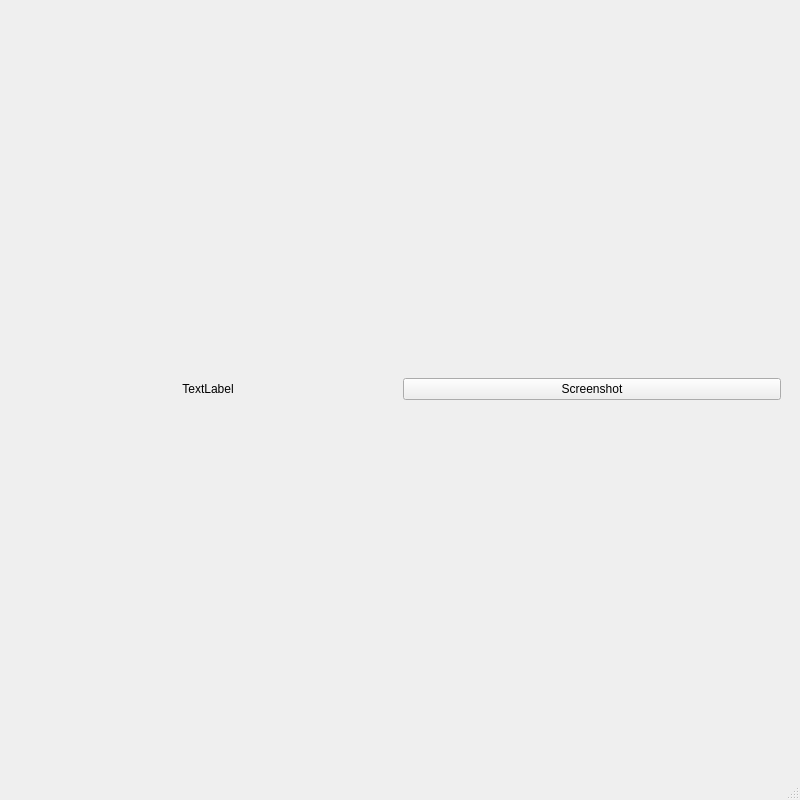
The window that FrontEnd.ui (ziadamr22/Car_GUI) describes before a commit, drawn with Qt 5.
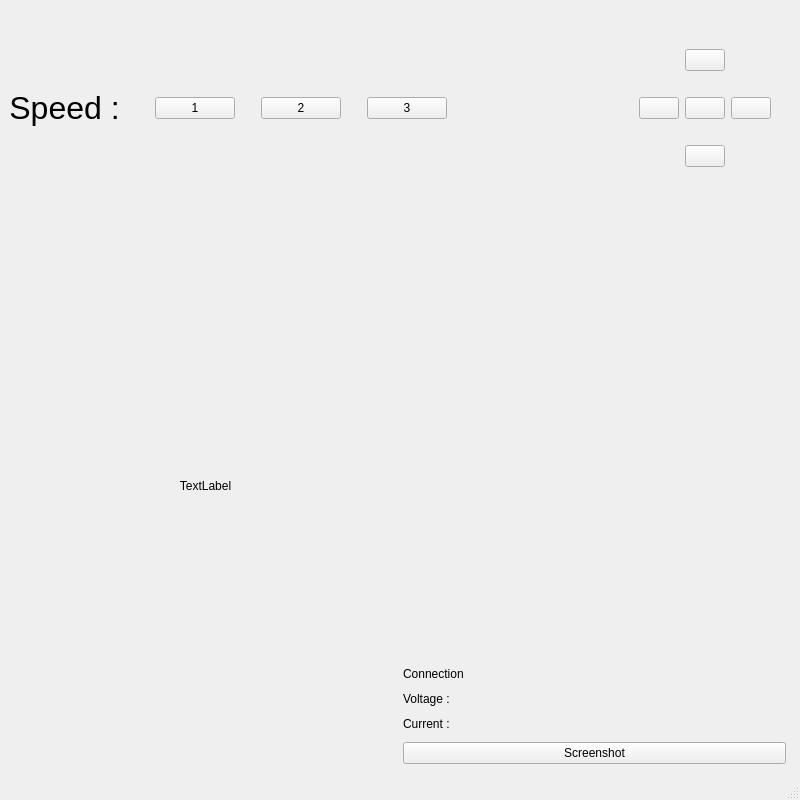
The same window after the commit.

```diff
--- a/FrontEnd.ui
+++ b/FrontEnd.ui
@@ -13,59 +13,505 @@
   <property name="windowTitle">
    <string>MainWindow</string>
   </property>
+  <property name="autoFillBackground">
+   <bool>false</bool>
+  </property>
+  <property name="tabShape">
+   <enum>QTabWidget::Rounded</enum>
+  </property>
   <widget class="QWidget" name="centralwidget">
-   <layout class="QHBoxLayout" name="horizontalLayout_2">
+   <layout class="QVBoxLayout" name="verticalLayout_4">
     <item>
-     <layout class="QHBoxLayout" name="horizontalLayout">
+     <spacer name="verticalSpacer_11">
+      <property name="orientation">
+       <enum>Qt::Vertical</enum>
+      </property>
+      <property name="sizeType">
+       <enum>QSizePolicy::Minimum</enum>
+      </property>
+      <property name="sizeHint" stdset="0">
+       <size>
+        <width>20</width>
+        <height>20</height>
+       </size>
+      </property>
+     </spacer>
+    </item>
+    <item>
+     <layout class="QVBoxLayout" name="verticalLayout_3">
       <item>
-       <spacer name="horizontalSpacer">
-        <property name="orientation">
-         <enum>Qt::Horizontal</enum>
-        </property>
-        <property name="sizeType">
-         <enum>QSizePolicy::Preferred</enum>
-        </property>
-        <property name="sizeHint" stdset="0">
-         <size>
-          <width>10</width>
-          <height>20</height>
-         </size>
-        </property>
-       </spacer>
+       <layout class="QHBoxLayout" name="horizontalLayout_8">
+        <item>
+         <layout class="QHBoxLayout" name="horizontalLayout_3">
+          <item>
+           <layout class="QHBoxLayout" name="horizontalLayout_9">
+            <item>
+             <widget class="QLabel" name="speedLabel_2">
+              <property name="font">
+               <font>
+                <pointsize>24</pointsize>
+               </font>
+              </property>
+              <property name="text">
+               <string>Speed : </string>
+              </property>
+              <property name="alignment">
+               <set>Qt::AlignCenter</set>
+              </property>
+             </widget>
+            </item>
+            <item>
+             <spacer name="horizontalSpacer_5">
+              <property name="orientation">
+               <enum>Qt::Horizontal</enum>
+              </property>
+              <property name="sizeType">
+               <enum>QSizePolicy::Minimum</enum>
+              </property>
+              <property name="sizeHint" stdset="0">
+               <size>
+                <width>20</width>
+                <height>20</height>
+               </size>
+              </property>
+             </spacer>
+            </item>
+            <item>
+             <widget class="QPushButton" name="speed1">
+              <property name="text">
+               <string>1</string>
+              </property>
+             </widget>
+            </item>
+            <item>
+             <spacer name="horizontalSpacer_6">
+              <property name="orientation">
+               <enum>Qt::Horizontal</enum>
+              </property>
+              <property name="sizeType">
+               <enum>QSizePolicy::Minimum</enum>
+              </property>
+              <property name="sizeHint" stdset="0">
+               <size>
+                <width>20</width>
+                <height>20</height>
+               </size>
+              </property>
+             </spacer>
+            </item>
+            <item>
+             <widget class="QPushButton" name="speed2">
+              <property name="text">
+               <string>2</string>
+              </property>
+             </widget>
+            </item>
+            <item>
+             <spacer name="horizontalSpacer_7">
+              <property name="orientation">
+               <enum>Qt::Horizontal</enum>
+              </property>
+              <property name="sizeType">
+               <enum>QSizePolicy::Minimum</enum>
+              </property>
+              <property name="sizeHint" stdset="0">
+               <size>
+                <width>20</width>
+                <height>20</height>
+               </size>
+              </property>
+             </spacer>
+            </item>
+            <item>
+             <widget class="QPushButton" name="speed3">
+              <property name="text">
+               <string>3</string>
+              </property>
+             </widget>
+            </item>
+            <item>
+             <spacer name="horizontalSpacer_8">
+              <property name="orientation">
+               <enum>Qt::Horizontal</enum>
+              </property>
+              <property name="sizeHint" stdset="0">
+               <size>
+                <width>40</width>
+                <height>20</height>
+               </size>
+              </property>
+             </spacer>
+            </item>
+           </layout>
+          </item>
+          <item>
+           <spacer name="horizontalSpacer_3">
+            <property name="orientation">
+             <enum>Qt::Horizontal</enum>
+            </property>
+            <property name="sizeType">
+             <enum>QSizePolicy::Preferred</enum>
+            </property>
+            <property name="sizeHint" stdset="0">
+             <size>
+              <width>40</width>
+              <height>20</height>
+             </size>
+            </property>
+           </spacer>
+          </item>
+          <item>
+           <widget class="QPushButton" name="Left">
+            <property name="sizePolicy">
+             <sizepolicy hsizetype="Fixed" vsizetype="Fixed">
+              <horstretch>0</horstretch>
+              <verstretch>0</verstretch>
+             </sizepolicy>
+            </property>
+            <property name="text">
+             <string/>
+            </property>
+           </widget>
+          </item>
+          <item>
+           <layout class="QVBoxLayout" name="verticalLayout">
+            <item>
+             <spacer name="verticalSpacer_3">
+              <property name="orientation">
+               <enum>Qt::Vertical</enum>
+              </property>
+              <property name="sizeType">
+               <enum>QSizePolicy::Minimum</enum>
+              </property>
+              <property name="sizeHint" stdset="0">
+               <size>
+                <width>20</width>
+                <height>20</height>
+               </size>
+              </property>
+             </spacer>
+            </item>
+            <item>
+             <layout class="QHBoxLayout" name="horizontalLayout_4">
+              <item>
+               <widget class="QPushButton" name="Up">
+                <property name="sizePolicy">
+                 <sizepolicy hsizetype="Fixed" vsizetype="Fixed">
+                  <horstretch>0</horstretch>
+                  <verstretch>0</verstretch>
+                 </sizepolicy>
+                </property>
+                <property name="layoutDirection">
+                 <enum>Qt::LeftToRight</enum>
+                </property>
+                <property name="text">
+                 <string/>
+                </property>
+                <property name="autoDefault">
+                 <bool>false</bool>
+                </property>
+               </widget>
+              </item>
+             </layout>
+            </item>
+            <item>
+             <spacer name="verticalSpacer_4">
+              <property name="orientation">
+               <enum>Qt::Vertical</enum>
+              </property>
+              <property name="sizeType">
+               <enum>QSizePolicy::Minimum</enum>
+              </property>
+              <property name="sizeHint" stdset="0">
+               <size>
+                <width>20</width>
+                <height>20</height>
+               </size>
+              </property>
+             </spacer>
+            </item>
+            <item>
+             <layout class="QHBoxLayout" name="horizontalLayout_6">
+              <item>
+               <widget class="QPushButton" name="Stop">
+                <property name="enabled">
+                 <bool>true</bool>
+                </property>
+                <property name="sizePolicy">
+                 <sizepolicy hsizetype="Fixed" vsizetype="Fixed">
+                  <horstretch>0</horstretch>
+                  <verstretch>0</verstretch>
+                 </sizepolicy>
+                </property>
+                <property name="text">
+                 <string/>
+                </property>
+               </widget>
+              </item>
+             </layout>
+            </item>
+            <item>
+             <spacer name="verticalSpacer">
+              <property name="orientation">
+               <enum>Qt::Vertical</enum>
+              </property>
+              <property name="sizeType">
+               <enum>QSizePolicy::Minimum</enum>
+              </property>
+              <property name="sizeHint" stdset="0">
+               <size>
+                <width>20</width>
+                <height>20</height>
+               </size>
+              </property>
+             </spacer>
+            </item>
+            <item>
+             <layout class="QHBoxLayout" name="horizontalLayout_5">
+              <item>
+               <widget class="QPushButton" name="Down">
+                <property name="sizePolicy">
+                 <sizepolicy hsizetype="Fixed" vsizetype="Fixed">
+                  <horstretch>0</horstretch>
+                  <verstretch>0</verstretch>
+                 </sizepolicy>
+                </property>
+                <property name="text">
+                 <string/>
+                </property>
+               </widget>
+              </item>
+             </layout>
+            </item>
+            <item>
+             <spacer name="verticalSpacer_2">
+              <property name="orientation">
+               <enum>Qt::Vertical</enum>
+              </property>
+              <property name="sizeType">
+               <enum>QSizePolicy::Minimum</enum>
+              </property>
+              <property name="sizeHint" stdset="0">
+               <size>
+                <width>20</width>
+                <height>20</height>
+               </size>
+              </property>
+             </spacer>
+            </item>
+           </layout>
+          </item>
+          <item>
+           <widget class="QPushButton" name="Right">
+            <property name="sizePolicy">
+             <sizepolicy hsizetype="Fixed" vsizetype="Fixed">
+              <horstretch>0</horstretch>
+              <verstretch>0</verstretch>
+             </sizepolicy>
+            </property>
+            <property name="text">
+             <string/>
+            </property>
+           </widget>
+          </item>
+          <item>
+           <spacer name="horizontalSpacer_4">
+            <property name="orientation">
+             <enum>Qt::Horizontal</enum>
+            </property>
+            <property name="sizeType">
+             <enum>QSizePolicy::Minimum</enum>
+            </property>
+            <property name="sizeHint" stdset="0">
+             <size>
+              <width>20</width>
+              <height>20</height>
+             </size>
+            </property>
+           </spacer>
+          </item>
+         </layout>
+        </item>
+       </layout>
       </item>
       <item>
-       <widget class="QLabel" name="label">
-        <property name="text">
-         <string>TextLabel</string>
-        </property>
-        <property name="alignment">
-         <set>Qt::AlignCenter</set>
-        </property>
-       </widget>
-      </item>
-      <item>
-       <widget class="QPushButton" name="pushButton">
-        <property name="text">
-         <string>Screenshot</string>
-        </property>
-       </widget>
-      </item>
-      <item>
-       <spacer name="horizontalSpacer_2">
+       <spacer name="verticalSpacer_5">
         <property name="orientation">
-         <enum>Qt::Horizontal</enum>
+         <enum>Qt::Vertical</enum>
         </property>
         <property name="sizeType">
          <enum>QSizePolicy::Preferred</enum>
         </property>
         <property name="sizeHint" stdset="0">
          <size>
-          <width>10</width>
-          <height>20</height>
+          <width>20</width>
+          <height>10</height>
          </size>
         </property>
        </spacer>
       </item>
+      <item>
+       <layout class="QHBoxLayout" name="horizontalLayout">
+        <item>
+         <spacer name="horizontalSpacer">
+          <property name="orientation">
+           <enum>Qt::Horizontal</enum>
+          </property>
+          <property name="sizeType">
+           <enum>QSizePolicy::Minimum</enum>
+          </property>
+          <property name="sizeHint" stdset="0">
+           <size>
+            <width>5</width>
+            <height>10</height>
+           </size>
+          </property>
+         </spacer>
+        </item>
+        <item>
+         <layout class="QVBoxLayout" name="verticalLayout_6">
+          <item>
+           <widget class="QLabel" name="label">
+            <property name="text">
+             <string>TextLabel</string>
+            </property>
+            <property name="alignment">
+             <set>Qt::AlignCenter</set>
+            </property>
+           </widget>
+          </item>
+         </layout>
+        </item>
+        <item>
+         <layout class="QVBoxLayout" name="verticalLayout_7">
+          <item>
+           <spacer name="verticalSpacer_6">
+            <property name="orientation">
+             <enum>Qt::Vertical</enum>
+            </property>
+            <property name="sizeType">
+             <enum>QSizePolicy::MinimumExpanding</enum>
+            </property>
+            <property name="sizeHint" stdset="0">
+             <size>
+              <width>20</width>
+              <height>5</height>
+             </size>
+            </property>
+           </spacer>
+          </item>
+          <item>
+           <widget class="QLabel" name="label_4">
+            <property name="text">
+             <string>Connection</string>
+            </property>
+           </widget>
+          </item>
+          <item>
+           <spacer name="verticalSpacer_7">
+            <property name="orientation">
+             <enum>Qt::Vertical</enum>
+            </property>
+            <property name="sizeType">
+             <enum>QSizePolicy::Minimum</enum>
+            </property>
+            <property name="sizeHint" stdset="0">
+             <size>
+              <width>20</width>
+              <height>5</height>
+             </size>
+            </property>
+           </spacer>
+          </item>
+          <item>
+           <widget class="QLabel" name="Volt">
+            <property name="text">
+             <string>Voltage : </string>
+            </property>
+           </widget>
+          </item>
+          <item>
+           <spacer name="verticalSpacer_8">
+            <property name="orientation">
+             <enum>Qt::Vertical</enum>
+            </property>
+            <property name="sizeType">
+             <enum>QSizePolicy::Minimum</enum>
+            </property>
+            <property name="sizeHint" stdset="0">
+             <size>
+              <width>20</width>
+              <height>5</height>
+             </size>
+            </property>
+           </spacer>
+          </item>
+          <item>
+           <widget class="QLabel" name="Current">
+            <property name="text">
+             <string>Current : </string>
+            </property>
+           </widget>
+          </item>
+          <item>
+           <spacer name="verticalSpacer_9">
+            <property name="orientation">
+             <enum>Qt::Vertical</enum>
+            </property>
+            <property name="sizeType">
+             <enum>QSizePolicy::Minimum</enum>
+            </property>
+            <property name="sizeHint" stdset="0">
+             <size>
+              <width>20</width>
+              <height>5</height>
+             </size>
+            </property>
+           </spacer>
+          </item>
+          <item>
+           <widget class="QPushButton" name="pushButton">
+            <property name="text">
+             <string>Screenshot</string>
+            </property>
+           </widget>
+          </item>
+          <item>
+           <spacer name="verticalSpacer_10">
+            <property name="orientation">
+             <enum>Qt::Vertical</enum>
+            </property>
+            <property name="sizeType">
+             <enum>QSizePolicy::Minimum</enum>
+            </property>
+            <property name="sizeHint" stdset="0">
+             <size>
+              <width>20</width>
+              <height>5</height>
+             </size>
+            </property>
+           </spacer>
+          </item>
+         </layout>
+        </item>
+        <item>
+         <spacer name="horizontalSpacer_2">
+          <property name="orientation">
+           <enum>Qt::Horizontal</enum>
+          </property>
+          <property name="sizeType">
+           <enum>QSizePolicy::Minimum</enum>
+          </property>
+          <property name="sizeHint" stdset="0">
+           <size>
+            <width>5</width>
+            <height>20</height>
+           </size>
+          </property>
+         </spacer>
+        </item>
+       </layout>
+      </item>
      </layout>
     </item>
    </layout>
```
